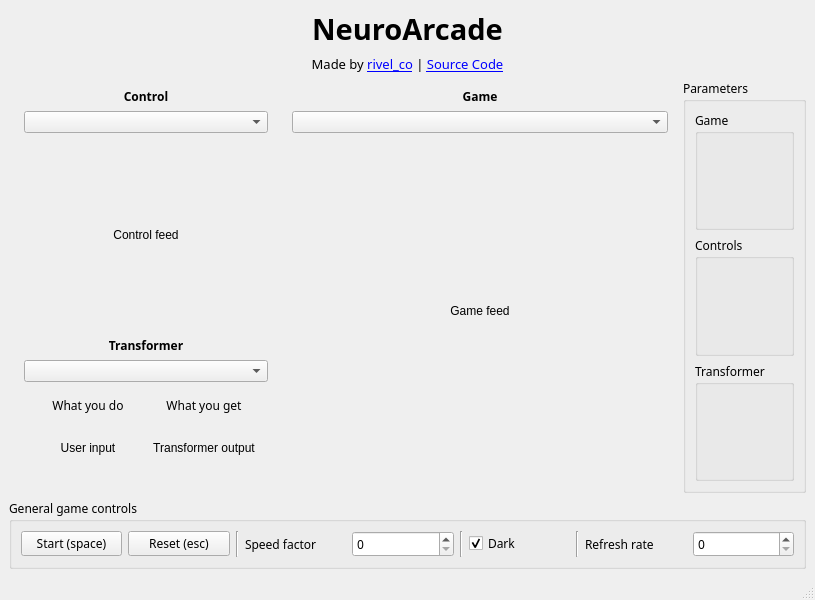
This is src/neuroarcade/ui/MainWindow.ui in rivelco/NeuroArcade as Qt 5 draws it before an edit. The edited form follows.
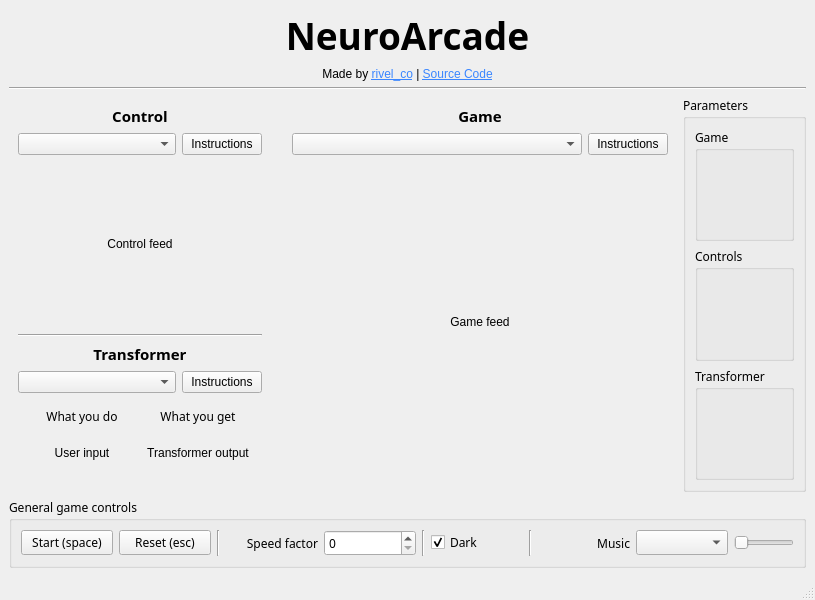
This is the edited form.

```diff
--- a/src/neuroarcade/ui/MainWindow.ui
+++ b/src/neuroarcade/ui/MainWindow.ui
@@ -21,7 +21,19 @@
     </sizepolicy>
    </property>
    <layout class="QGridLayout" name="gridLayout">
-    <item row="2" column="3">
+    <property name="leftMargin">
+     <number>9</number>
+    </property>
+    <property name="topMargin">
+     <number>10</number>
+    </property>
+    <property name="rightMargin">
+     <number>9</number>
+    </property>
+    <property name="bottomMargin">
+     <number>10</number>
+    </property>
+    <item row="5" column="3">
      <widget class="QGroupBox" name="custom_parameters_box">
       <property name="sizePolicy">
        <sizepolicy hsizetype="Maximum" vsizetype="Expanding">
@@ -32,6 +44,7 @@
       <property name="font">
        <font>
         <family>OCR A Extended</family>
+        <pointsize>9</pointsize>
        </font>
       </property>
       <property name="title">
@@ -43,6 +56,7 @@
          <property name="font">
           <font>
            <family>OCR A Extended</family>
+           <pointsize>9</pointsize>
           </font>
          </property>
          <property name="title">
@@ -55,6 +69,7 @@
          <property name="font">
           <font>
            <family>OCR A Extended</family>
+           <pointsize>9</pointsize>
           </font>
          </property>
          <property name="title">
@@ -67,6 +82,7 @@
          <property name="font">
           <font>
            <family>OCR A Extended</family>
+           <pointsize>9</pointsize>
           </font>
          </property>
          <property name="title">
@@ -77,7 +93,156 @@
       </layout>
      </widget>
     </item>
-    <item row="2" column="1">
+    <item row="6" column="0" colspan="4">
+     <widget class="QGroupBox" name="general_controls_box">
+      <property name="sizePolicy">
+       <sizepolicy hsizetype="Preferred" vsizetype="Maximum">
+        <horstretch>0</horstretch>
+        <verstretch>0</verstretch>
+       </sizepolicy>
+      </property>
+      <property name="font">
+       <font>
+        <family>OCR A Extended</family>
+       </font>
+      </property>
+      <property name="title">
+       <string>General game controls</string>
+      </property>
+      <layout class="QGridLayout" name="gridLayout_4">
+       <item row="0" column="9">
+        <widget class="QComboBox" name="music_selector_combo">
+         <property name="focusPolicy">
+          <enum>Qt::NoFocus</enum>
+         </property>
+        </widget>
+       </item>
+       <item row="0" column="5">
+        <widget class="Line" name="line_2">
+         <property name="orientation">
+          <enum>Qt::Vertical</enum>
+         </property>
+        </widget>
+       </item>
+       <item row="0" column="2">
+        <widget class="Line" name="line">
+         <property name="orientation">
+          <enum>Qt::Vertical</enum>
+         </property>
+        </widget>
+       </item>
+       <item row="0" column="0">
+        <widget class="QPushButton" name="start_game_button">
+         <property name="focusPolicy">
+          <enum>Qt::NoFocus</enum>
+         </property>
+         <property name="text">
+          <string>Start (space)</string>
+         </property>
+        </widget>
+       </item>
+       <item row="0" column="3">
+        <widget class="QLabel" name="label_3">
+         <property name="text">
+          <string>Speed factor</string>
+         </property>
+         <property name="alignment">
+          <set>Qt::AlignRight|Qt::AlignTrailing|Qt::AlignVCenter</set>
+         </property>
+        </widget>
+       </item>
+       <item row="0" column="1">
+        <widget class="QPushButton" name="reset_game_button">
+         <property name="focusPolicy">
+          <enum>Qt::NoFocus</enum>
+         </property>
+         <property name="text">
+          <string>Reset (esc)</string>
+         </property>
+        </widget>
+       </item>
+       <item row="0" column="4">
+        <widget class="QSpinBox" name="game_speed_slider">
+         <property name="focusPolicy">
+          <enum>Qt::ClickFocus</enum>
+         </property>
+        </widget>
+       </item>
+       <item row="0" column="8">
+        <widget class="QLabel" name="label_4">
+         <property name="text">
+          <string>Music</string>
+         </property>
+         <property name="alignment">
+          <set>Qt::AlignRight|Qt::AlignTrailing|Qt::AlignVCenter</set>
+         </property>
+        </widget>
+       </item>
+       <item row="0" column="6">
+        <widget class="QCheckBox" name="dark_check">
+         <property name="focusPolicy">
+          <enum>Qt::NoFocus</enum>
+         </property>
+         <property name="layoutDirection">
+          <enum>Qt::LeftToRight</enum>
+         </property>
+         <property name="text">
+          <string>Dark</string>
+         </property>
+         <property name="checked">
+          <bool>true</bool>
+         </property>
+        </widget>
+       </item>
+       <item row="0" column="7">
+        <widget class="Line" name="line_3">
+         <property name="orientation">
+          <enum>Qt::Vertical</enum>
+         </property>
+        </widget>
+       </item>
+       <item row="0" column="10">
+        <widget class="QSlider" name="music_volume_slider">
+         <property name="maximumSize">
+          <size>
+           <width>60</width>
+           <height>16777215</height>
+          </size>
+         </property>
+         <property name="focusPolicy">
+          <enum>Qt::NoFocus</enum>
+         </property>
+         <property name="maximum">
+          <number>90</number>
+         </property>
+         <property name="orientation">
+          <enum>Qt::Horizontal</enum>
+         </property>
+        </widget>
+       </item>
+      </layout>
+     </widget>
+    </item>
+    <item row="1" column="0" colspan="4">
+     <widget class="QLabel" name="label_5">
+      <property name="text">
+       <string>&lt;html&gt;&lt;head/&gt;&lt;body&gt;&lt;p&gt;Made by &lt;a href=&quot;https://github.com/rivelco&quot;&gt;&lt;span style=&quot; color:#3A86FF;&quot;&gt;rivel_co&lt;/span&gt;&lt;/a&gt; | &lt;a href=&quot;https://github.com/rivelco/NeuroArcade&quot;&gt;&lt;span style=&quot;color:#3A86FF;&quot;&gt;Source Code&lt;/span&gt;&lt;/a&gt;&lt;/p&gt;&lt;/body&gt;&lt;/html&gt;</string>
+      </property>
+      <property name="textFormat">
+       <enum>Qt::MarkdownText</enum>
+      </property>
+      <property name="scaledContents">
+       <bool>false</bool>
+      </property>
+      <property name="alignment">
+       <set>Qt::AlignCenter</set>
+      </property>
+      <property name="openExternalLinks">
+       <bool>true</bool>
+      </property>
+     </widget>
+    </item>
+    <item row="5" column="0">
      <widget class="QWidget" name="widget_2" native="true">
       <property name="sizePolicy">
        <sizepolicy hsizetype="Preferred" vsizetype="Preferred">
@@ -86,14 +251,7 @@
        </sizepolicy>
       </property>
       <layout class="QGridLayout" name="gridLayout_3">
-       <item row="5" column="0">
-        <widget class="QComboBox" name="transformer_selector_combo">
-         <property name="focusPolicy">
-          <enum>Qt::NoFocus</enum>
-         </property>
-        </widget>
-       </item>
-       <item row="6" column="0">
+       <item row="7" column="0" colspan="2">
         <widget class="QWidget" name="widget_3" native="true">
          <layout class="QGridLayout" name="gridLayout_2">
           <item row="1" column="0">
@@ -173,58 +331,33 @@
          </layout>
         </widget>
        </item>
-       <item row="0" column="0">
-        <widget class="QLabel" name="control_header_lbl">
+       <item row="1" column="1">
+        <widget class="QPushButton" name="control_instructions_button">
          <property name="sizePolicy">
-          <sizepolicy hsizetype="Preferred" vsizetype="Maximum">
+          <sizepolicy hsizetype="Maximum" vsizetype="Fixed">
            <horstretch>0</horstretch>
            <verstretch>0</verstretch>
           </sizepolicy>
          </property>
-         <property name="font">
-          <font>
-           <family>OCR A Extended</family>
-           <bold>true</bold>
-          </font>
+         <property name="focusPolicy">
+          <enum>Qt::NoFocus</enum>
          </property>
          <property name="text">
-          <string>Control</string>
+          <string>Instructions</string>
          </property>
-         <property name="alignment">
-          <set>Qt::AlignCenter</set>
-         </property>
         </widget>
        </item>
-       <item row="4" column="0">
-        <widget class="QLabel" name="transformer_header_lbl">
-         <property name="sizePolicy">
-          <sizepolicy hsizetype="Preferred" vsizetype="Maximum">
-           <horstretch>0</horstretch>
-           <verstretch>0</verstretch>
-          </sizepolicy>
+       <item row="6" column="1">
+        <widget class="QPushButton" name="transform_instructions_button">
+         <property name="focusPolicy">
+          <enum>Qt::NoFocus</enum>
          </property>
-         <property name="font">
-          <font>
-           <family>OCR A Extended</family>
-           <bold>true</bold>
-          </font>
-         </property>
          <property name="text">
-          <string>Transformer</string>
+          <string>Instructions</string>
          </property>
-         <property name="alignment">
-          <set>Qt::AlignCenter</set>
-         </property>
         </widget>
        </item>
-       <item row="1" column="0">
-        <widget class="QComboBox" name="control_selector_combo">
-         <property name="focusPolicy">
-          <enum>Qt::NoFocus</enum>
-         </property>
-        </widget>
-       </item>
-       <item row="2" column="0" rowspan="2">
+       <item row="2" column="0" rowspan="2" colspan="2">
         <widget class="QLabel" name="control_feed_lbl">
          <property name="sizePolicy">
           <sizepolicy hsizetype="Ignored" vsizetype="Ignored">
@@ -243,20 +376,22 @@
          </property>
         </widget>
        </item>
-      </layout>
-     </widget>
-    </item>
-    <item row="2" column="2">
-     <widget class="QWidget" name="widget" native="true">
-      <property name="sizePolicy">
-       <sizepolicy hsizetype="Preferred" vsizetype="Preferred">
-        <horstretch>3</horstretch>
-        <verstretch>0</verstretch>
-       </sizepolicy>
-      </property>
-      <layout class="QVBoxLayout" name="verticalLayout">
-       <item>
-        <widget class="QLabel" name="game_header_lbl">
+       <item row="1" column="0">
+        <widget class="QComboBox" name="control_selector_combo">
+         <property name="focusPolicy">
+          <enum>Qt::NoFocus</enum>
+         </property>
+        </widget>
+       </item>
+       <item row="6" column="0">
+        <widget class="QComboBox" name="transformer_selector_combo">
+         <property name="focusPolicy">
+          <enum>Qt::NoFocus</enum>
+         </property>
+        </widget>
+       </item>
+       <item row="5" column="0" colspan="2">
+        <widget class="QLabel" name="transformer_header_lbl">
          <property name="sizePolicy">
           <sizepolicy hsizetype="Preferred" vsizetype="Maximum">
            <horstretch>0</horstretch>
@@ -266,43 +401,48 @@
          <property name="font">
           <font>
            <family>OCR A Extended</family>
+           <pointsize>11</pointsize>
            <bold>true</bold>
           </font>
          </property>
          <property name="text">
-          <string>Game</string>
+          <string>Transformer</string>
          </property>
          <property name="alignment">
           <set>Qt::AlignCenter</set>
          </property>
         </widget>
        </item>
-       <item>
-        <widget class="QComboBox" name="game_selector_combo">
-         <property name="focusPolicy">
-          <enum>Qt::NoFocus</enum>
-         </property>
-        </widget>
-       </item>
-       <item>
-        <widget class="QLabel" name="game_feed_lbl">
+       <item row="0" column="0" colspan="2">
+        <widget class="QLabel" name="control_header_lbl">
          <property name="sizePolicy">
-          <sizepolicy hsizetype="Ignored" vsizetype="Ignored">
+          <sizepolicy hsizetype="Preferred" vsizetype="Maximum">
            <horstretch>0</horstretch>
            <verstretch>0</verstretch>
           </sizepolicy>
          </property>
-         <property name="focusPolicy">
-          <enum>Qt::ClickFocus</enum>
+         <property name="font">
+          <font>
+           <family>OCR A Extended</family>
+           <pointsize>11</pointsize>
+           <bold>true</bold>
+          </font>
          </property>
          <property name="text">
-          <string>Game feed</string>
+          <string>Control</string>
          </property>
          <property name="alignment">
           <set>Qt::AlignCenter</set>
          </property>
         </widget>
        </item>
+       <item row="4" column="0" colspan="2">
+        <widget class="Line" name="line_5">
+         <property name="orientation">
+          <enum>Qt::Horizontal</enum>
+         </property>
+        </widget>
+       </item>
       </layout>
      </widget>
     </item>
@@ -317,7 +457,7 @@
       <property name="font">
        <font>
         <family>Agency FB</family>
-        <pointsize>22</pointsize>
+        <pointsize>28</pointsize>
         <bold>true</bold>
        </font>
       </property>
@@ -329,131 +469,90 @@
       </property>
      </widget>
     </item>
-    <item row="1" column="0" colspan="4">
-     <widget class="QLabel" name="neuroarcade_author_lbl">
+    <item row="5" column="2">
+     <widget class="QWidget" name="widget" native="true">
       <property name="sizePolicy">
-       <sizepolicy hsizetype="Preferred" vsizetype="Maximum">
-        <horstretch>0</horstretch>
+       <sizepolicy hsizetype="Preferred" vsizetype="Preferred">
+        <horstretch>3</horstretch>
         <verstretch>0</verstretch>
        </sizepolicy>
       </property>
-      <property name="font">
-       <font>
-        <family>Gadugi</family>
-        <pointsize>10</pointsize>
-        <bold>false</bold>
-       </font>
-      </property>
-      <property name="text">
-       <string>&lt;html&gt;&lt;head/&gt;&lt;body&gt;&lt;p&gt;Made by &lt;a href=&quot;https://github.com/rivelco&quot;&gt;&lt;span style=&quot; text-decoration: underline; color:#0000ff;&quot;&gt;rivel_co&lt;/span&gt;&lt;/a&gt; | &lt;a href=&quot;https://github.com/rivelco/NeuroArcade&quot;&gt;&lt;span style=&quot; text-decoration: underline; color:#0000ff;&quot;&gt;Source Code&lt;/span&gt;&lt;/a&gt;&lt;/p&gt;&lt;/body&gt;&lt;/html&gt;</string>
-      </property>
-      <property name="alignment">
-       <set>Qt::AlignCenter</set>
-      </property>
-     </widget>
-    </item>
-    <item row="3" column="0" colspan="4">
-     <widget class="QGroupBox" name="general_controls_box">
-      <property name="sizePolicy">
-       <sizepolicy hsizetype="Preferred" vsizetype="Maximum">
-        <horstretch>0</horstretch>
-        <verstretch>0</verstretch>
-       </sizepolicy>
-      </property>
-      <property name="font">
-       <font>
-        <family>OCR A Extended</family>
-       </font>
-      </property>
-      <property name="title">
-       <string>General game controls</string>
-      </property>
-      <layout class="QGridLayout" name="gridLayout_4">
-       <item row="0" column="8">
-        <widget class="QLabel" name="label_4">
-         <property name="text">
-          <string>Refresh rate</string>
+      <layout class="QGridLayout" name="gridLayout_6">
+       <item row="1" column="0">
+        <widget class="QComboBox" name="game_selector_combo">
+         <property name="focusPolicy">
+          <enum>Qt::NoFocus</enum>
          </property>
         </widget>
        </item>
-       <item row="0" column="1">
-        <widget class="QPushButton" name="reset_game_button">
+       <item row="1" column="1">
+        <widget class="QPushButton" name="game_instructions_button">
+         <property name="sizePolicy">
+          <sizepolicy hsizetype="Maximum" vsizetype="Fixed">
+           <horstretch>0</horstretch>
+           <verstretch>0</verstretch>
+          </sizepolicy>
+         </property>
          <property name="focusPolicy">
           <enum>Qt::NoFocus</enum>
          </property>
          <property name="text">
-          <string>Reset (esc)</string>
+          <string>Instructions</string>
          </property>
         </widget>
        </item>
-       <item row="0" column="2">
-        <widget class="Line" name="line">
-         <property name="orientation">
-          <enum>Qt::Vertical</enum>
+       <item row="2" column="0" colspan="2">
+        <widget class="QLabel" name="game_feed_lbl">
+         <property name="sizePolicy">
+          <sizepolicy hsizetype="Ignored" vsizetype="Ignored">
+           <horstretch>0</horstretch>
+           <verstretch>0</verstretch>
+          </sizepolicy>
          </property>
-        </widget>
-       </item>
-       <item row="0" column="4">
-        <widget class="QSpinBox" name="game_speed_slider">
          <property name="focusPolicy">
           <enum>Qt::ClickFocus</enum>
          </property>
-        </widget>
-       </item>
-       <item row="0" column="3">
-        <widget class="QLabel" name="label_3">
          <property name="text">
-          <string>Speed factor</string>
+          <string>Game feed</string>
          </property>
-        </widget>
-       </item>
-       <item row="0" column="9">
-        <widget class="QSpinBox" name="global_timer">
-         <property name="focusPolicy">
-          <enum>Qt::NoFocus</enum>
+         <property name="alignment">
+          <set>Qt::AlignCenter</set>
          </property>
         </widget>
        </item>
-       <item row="0" column="5">
-        <widget class="Line" name="line_2">
-         <property name="orientation">
-          <enum>Qt::Vertical</enum>
+       <item row="0" column="0" colspan="2">
+        <widget class="QLabel" name="game_header_lbl">
+         <property name="sizePolicy">
+          <sizepolicy hsizetype="Preferred" vsizetype="Maximum">
+           <horstretch>0</horstretch>
+           <verstretch>0</verstretch>
+          </sizepolicy>
          </property>
-        </widget>
-       </item>
-       <item row="0" column="0">
-        <widget class="QPushButton" name="start_game_button">
-         <property name="focusPolicy">
-          <enum>Qt::NoFocus</enum>
+         <property name="font">
+          <font>
+           <family>OCR A Extended</family>
+           <pointsize>11</pointsize>
+           <bold>true</bold>
+          </font>
          </property>
          <property name="text">
-          <string>Start (space)</string>
+          <string>Game</string>
          </property>
-        </widget>
-       </item>
-       <item row="0" column="6">
-        <widget class="QCheckBox" name="dark_check">
-         <property name="focusPolicy">
-          <enum>Qt::NoFocus</enum>
-         </property>
-         <property name="text">
-          <string>Dark</string>
-         </property>
-         <property name="checked">
-          <bool>true</bool>
-         </property>
-        </widget>
-       </item>
-       <item row="0" column="7">
-        <widget class="Line" name="line_3">
-         <property name="orientation">
-          <enum>Qt::Vertical</enum>
+         <property name="alignment">
+          <set>Qt::AlignCenter</set>
          </property>
         </widget>
        </item>
       </layout>
      </widget>
     </item>
+    <item row="2" column="0" colspan="4">
+     <widget class="Line" name="line_4">
+      <property name="orientation">
+       <enum>Qt::Horizontal</enum>
+      </property>
+     </widget>
+    </item>
    </layout>
   </widget>
   <widget class="QMenuBar" name="menubar">
```
